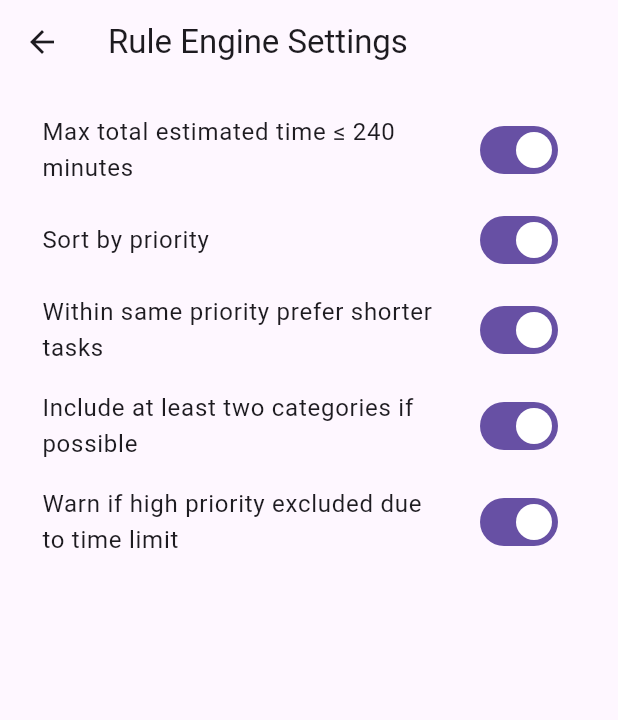
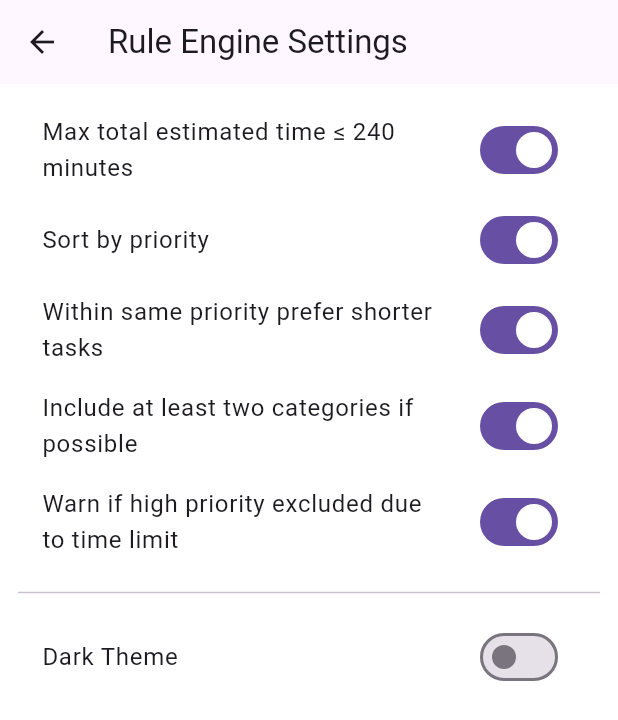
Before and after one commit to amit-flutter/todo-app, a Flutter app: the screen it shows after launch, after a tap on the "settings" icon, on a phone screen of 412 x 824 dp. Shown: the top 720 px of the screen. Run offline on Flutter 3.47's test engine with Material 3 defaults, Android fonts, the phone set to English and light mode, and no system bars; our stand-ins replace get, hive_ce_flutter; accounts and stored records are empty.

Commit message:
feat: added dart mode in app.

```diff
--- a/lib/core/bindings/app_bindings.dart
+++ b/lib/core/bindings/app_bindings.dart
@@ -1,4 +1,5 @@
 import 'package:demo/core/services/storage_service.dart';
+import 'package:demo/core/theme/theme_controller.dart';
 import 'package:demo/features/todo/controllers/todo_controller.dart';
 import 'package:get/get.dart';
 
@@ -6,6 +7,7 @@ class AppBindings {
   void dependencies() {
     // Services
     Get.put(StorageService(), permanent: true);
+    Get.put(ThemeController(), permanent: true);
 
     // Feature controllers (lazy put to create when used)
     Get.lazyPut<TodoController>(() => TodoController());
--- a/lib/core/constants/label_const.dart
+++ b/lib/core/constants/label_const.dart
@@ -2,7 +2,10 @@
 
 class LabelConst {
   // App
-  static const appName = "Todo App";
+  static const appName = "Smart Todo App";
+  static const themeLight = "Light Theme";
+  static const themeDark = "Dark Theme";
+  static const themeMode = "Theme Mode";
 
   // Home
   static const homeTitle = "Tasks";
--- /dev/null
+++ b/lib/core/theme/app_theme.dart
@@ -0,0 +1,17 @@
+import 'package:flutter/material.dart';
+
+class AppTheme {
+  static ThemeData light = ThemeData(
+    brightness: Brightness.light,
+    primarySwatch: Colors.indigo,
+    useMaterial3: true,
+    scaffoldBackgroundColor: Colors.white,
+  );
+
+  static ThemeData dark = ThemeData(
+    brightness: Brightness.dark,
+    primarySwatch: Colors.indigo,
+    useMaterial3: true,
+    scaffoldBackgroundColor: Colors.black,
+  );
+}
--- /dev/null
+++ b/lib/core/theme/theme_controller.dart
@@ -0,0 +1,14 @@
+import 'package:get/get.dart';
+import 'package:flutter/material.dart';
+
+class ThemeController extends GetxController {
+  final _isDark = false.obs;
+  bool get isDark => _isDark.value;
+
+  ThemeMode get themeMode => _isDark.value ? ThemeMode.dark : ThemeMode.light;
+
+  void toggleTheme(bool value) {
+    _isDark.value = value;
+    Get.changeThemeMode(themeMode);
+  }
+}
--- a/lib/features/todo/presentation/pages/settings_page.dart
+++ b/lib/features/todo/presentation/pages/settings_page.dart
@@ -1,11 +1,14 @@
-import 'package:demo/core/constants/label_const.dart';
-import 'package:demo/features/todo/controllers/todo_controller.dart';
 import 'package:flutter/material.dart';
 import 'package:get/get.dart';
+import 'package:demo/core/constants/label_const.dart';
+import 'package:demo/core/theme/theme_controller.dart';
+import '../../controllers/todo_controller.dart';
 
 class SettingsPage extends StatelessWidget {
   SettingsPage({super.key});
+
   final TodoController ctrl = Get.find<TodoController>();
+  final ThemeController themeCtrl = Get.find<ThemeController>();
 
   @override
   Widget build(BuildContext context) {
@@ -43,6 +46,12 @@ class SettingsPage extends StatelessWidget {
               value: toggles['warn_if_high_excluded'] ?? true,
               onChanged: (_) => ctrl.toggleRule('warn_if_high_excluded'),
             ),
+            const Divider(height: 30),
+            SwitchListTile(
+              title: const Text(LabelConst.themeDark),
+              value: themeCtrl.isDark,
+              onChanged: (v) => themeCtrl.toggleTheme(v),
+            ),
           ],
         );
       }),
--- a/lib/features/todo/presentation/widgets/suggestion_header.dart
+++ b/lib/features/todo/presentation/widgets/suggestion_header.dart
@@ -1,16 +1,17 @@
 import 'package:demo/core/constants/label_const.dart';
 import 'package:flutter/material.dart';
+import 'package:get/get.dart';
 
 class SuggestionHeader extends StatelessWidget {
   const SuggestionHeader({super.key});
 
   @override
   Widget build(BuildContext context) {
-    return const Padding(
+    return Padding(
       padding: EdgeInsets.all(12.0),
       child: Row(
         children: [
-          Icon(Icons.lightbulb),
+          Icon(Icons.lightbulb, color: Get.theme.primaryColor),
           SizedBox(width: 8),
           Text(LabelConst.suggestionForToday, style: TextStyle(fontSize: 16, fontWeight: FontWeight.w600)),
         ],
--- a/lib/main.dart
+++ b/lib/main.dart
@@ -1,20 +1,21 @@
+import 'package:demo/core/constants/label_const.dart';
 import 'package:flutter/material.dart';
 import 'package:get/get.dart';
+import 'package:hive_ce_flutter/hive_flutter.dart';
 import 'core/bindings/app_bindings.dart';
 import 'core/routes/app_pages.dart';
-import 'package:hive_ce_flutter/hive_flutter.dart';
+import 'core/theme/theme_controller.dart';
+import 'core/theme/app_theme.dart';
 
 Future<void> main() async {
   WidgetsFlutterBinding.ensureInitialized();
 
-  // Initialize Hive(Flutter) & Register boxes.
   await Hive.initFlutter();
   await Hive.openBox('app_box');
 
-  // Initialize bindings (services + controllers)
   AppBindings().dependencies();
 
-  runApp(MyApp());
+  runApp(const MyApp());
 }
 
 class MyApp extends StatelessWidget {
@@ -22,15 +23,18 @@ class MyApp extends StatelessWidget {
 
   @override
   Widget build(BuildContext context) {
-    return GetMaterialApp(
-      title: 'Smart ToDo',
-      debugShowCheckedModeBanner: false,
-      initialRoute: AppPages.initial,
-      getPages: AppPages.routes,
-      theme: ThemeData(
-        primarySwatch: Colors.indigo,
-        useMaterial3: true,
-      ),
-    );
+    final themeCtrl = Get.find<ThemeController>();
+
+    return Obx(() {
+      return GetMaterialApp(
+        title: LabelConst.appName,
+        debugShowCheckedModeBanner: false,
+        initialRoute: AppPages.initial,
+        getPages: AppPages.routes,
+        theme: AppTheme.light,
+        darkTheme: AppTheme.dark,
+        themeMode: themeCtrl.themeMode,
+      );
+    });
   }
 }
```
